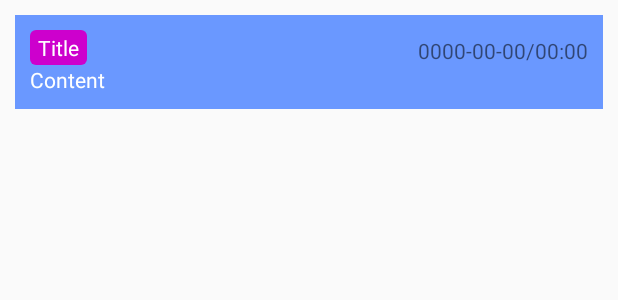
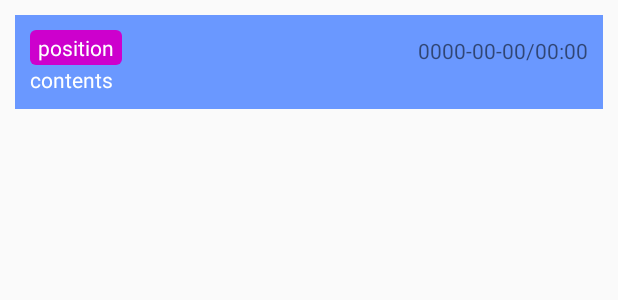
Before and after one commit to HeahterCl/Design-and-Test-of-Software, an Android app: the layout list_item.xml on its own in the app's theme, with its tools: preview values and no code run, on a phone screen of 412 x 824 dp. Shown: the top 300 px of the screen. Run offline under Robolectric (Android 15) with nearby library versions, the phone set to English and light mode, and no system bars.

Commit message:
修改了一些数据 使得符合项目预期

```diff
--- a/CourseFinalProject/app/src/main/res/layout/list_item.xml
+++ b/CourseFinalProject/app/src/main/res/layout/list_item.xml
@@ -16,29 +16,29 @@
         android:paddingBottom="2dp"
         android:paddingLeft="5dp"
         android:paddingRight="5dp"
-        android:id="@+id/title"
+        android:id="@+id/position"
         android:layout_width="wrap_content"
         android:layout_height="wrap_content"
         android:textSize="14sp"
         android:textColor="#FFFFFF"
-        android:text="Title"/>
+        android:text="position"/>
 
     <TextView
-        android:id="@+id/content"
+        android:id="@+id/contents"
         android:layout_width="match_parent"
         android:layout_height="wrap_content"
-        android:text="Content"
+        android:text="contents"
         android:textColor="#FFFFFF"
-        android:layout_below="@+id/title"
+        android:layout_below="@+id/position"
         android:layout_alignParentLeft="true"
         android:layout_alignParentStart="true" />
 
     <TextView
-        android:id="@+id/ddl"
+        android:id="@+id/time"
         android:text="0000-00-00/00:00"
         android:layout_width="wrap_content"
         android:layout_height="wrap_content"
-        android:layout_above="@+id/content"
+        android:layout_above="@+id/contents"
         android:layout_alignParentRight="true"
         android:layout_alignParentEnd="true" />
 
```
Also changed, not shown: CourseFinalProject/app/src/main/java/courseproject/huangyuming/bean/Reminder.java (+10 -43 lines), CourseFinalProject/app/src/main/java/courseproject/huangyuming/wordsdividedreminder/ItemAdapter.java (+9 -12 lines), CourseFinalProject/app/src/main/java/courseproject/huangyuming/wordsdividedreminder/MainActivity.java (+13 -7 lines).
